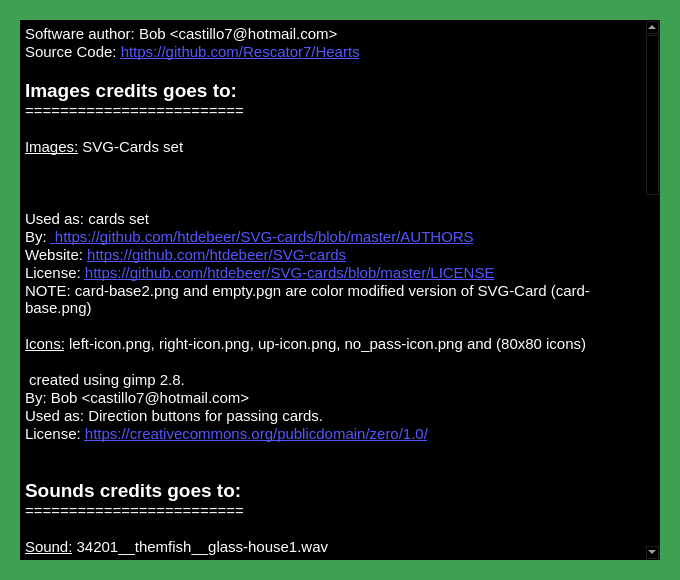
The window that credits.ui (Rescator7/Hearts) describes before a commit, drawn with Qt 5.
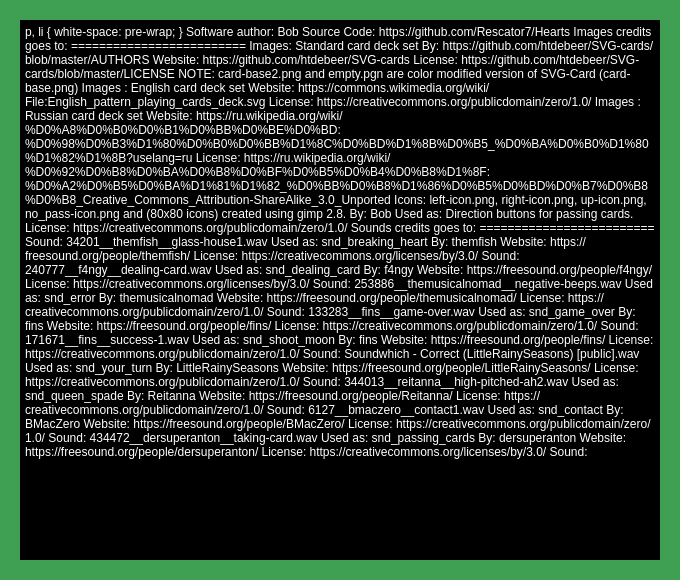
The same window after the commit. Icons and pictures are not drawn.

What changed in the file:
```diff
--- a/credits.ui
+++ b/credits.ui
@@ -926,16 +926,24 @@
 &lt;p style=&quot; margin-top:0px; margin-bottom:0px; margin-left:0px; margin-right:0px; -qt-block-indent:0; text-indent:0px;&quot;&gt;&lt;span style=&quot; font-size:14pt; font-weight:600;&quot;&gt;Images credits goes to:&lt;/span&gt;&lt;/p&gt;
 &lt;p style=&quot; margin-top:0px; margin-bottom:0px; margin-left:0px; margin-right:0px; -qt-block-indent:0; text-indent:0px;&quot;&gt;=========================&lt;/p&gt;
 &lt;p style=&quot;-qt-paragraph-type:empty; margin-top:0px; margin-bottom:0px; margin-left:0px; margin-right:0px; -qt-block-indent:0; text-indent:0px;&quot;&gt;&lt;br /&gt;&lt;/p&gt;
-&lt;p style=&quot; margin-top:0px; margin-bottom:0px; margin-left:0px; margin-right:0px; -qt-block-indent:0; text-indent:0px;&quot;&gt;&lt;span style=&quot; text-decoration: underline;&quot;&gt;Images:&lt;/span&gt; SVG-Cards set&lt;/p&gt;
+&lt;p style=&quot; margin-top:0px; margin-bottom:0px; margin-left:0px; margin-right:0px; -qt-block-indent:0; text-indent:0px;&quot;&gt;&lt;span style=&quot; text-decoration: underline;&quot;&gt;Images:&lt;/span&gt; Standard card deck set&lt;/p&gt;
 &lt;p style=&quot;-qt-paragraph-type:empty; margin-top:0px; margin-bottom:0px; margin-left:0px; margin-right:0px; -qt-block-indent:0; text-indent:0px;&quot;&gt;&lt;br /&gt;&lt;/p&gt;
-&lt;p style=&quot; margin-top:0px; margin-bottom:0px; margin-left:0px; margin-right:0px; -qt-block-indent:0; text-indent:0px;&quot;&gt;&lt;img src=&quot;:/SVG-cards/heart_1(80x115).png&quot; /&gt;&lt;/p&gt;
+&lt;p style=&quot; margin-top:0px; margin-bottom:0px; margin-left:0px; margin-right:0px; -qt-block-indent:0; text-indent:0px;&quot;&gt;&lt;img src=&quot;:/SVG-cards/Default/heart_1(80x115).png&quot; /&gt;&lt;/p&gt;
 &lt;p style=&quot;-qt-paragraph-type:empty; margin-top:0px; margin-bottom:0px; margin-left:0px; margin-right:0px; -qt-block-indent:0; text-indent:0px;&quot;&gt;&lt;br /&gt;&lt;/p&gt;
-&lt;p style=&quot; margin-top:0px; margin-bottom:0px; margin-left:0px; margin-right:0px; -qt-block-indent:0; text-indent:0px;&quot;&gt;Used as: cards set&lt;/p&gt;
 &lt;p style=&quot; margin-top:0px; margin-bottom:0px; margin-left:0px; margin-right:0px; -qt-block-indent:0; text-indent:0px;&quot;&gt;By: &lt;a href=&quot;https://github.com/htdebeer/SVG-cards/blob/master/AUTHORS&quot;&gt;&lt;span style=&quot; text-decoration: underline; color:#5555ff;&quot;&gt; https://github.com/htdebeer/SVG-cards/blob/master/AUTHORS&lt;/span&gt;&lt;/a&gt;&lt;/p&gt;
 &lt;p style=&quot; margin-top:0px; margin-bottom:0px; margin-left:0px; margin-right:0px; -qt-block-indent:0; text-indent:0px;&quot;&gt;Website: &lt;a href=&quot;https://github.com/htdebeer/SVG-cards&quot;&gt;&lt;span style=&quot; text-decoration: underline; color:#5555ff;&quot;&gt;https://github.com/htdebeer/SVG-cards&lt;/span&gt;&lt;/a&gt;&lt;/p&gt;
 &lt;p style=&quot; margin-top:0px; margin-bottom:0px; margin-left:0px; margin-right:0px; -qt-block-indent:0; text-indent:0px;&quot;&gt;License: &lt;a href=&quot;https://github.com/htdebeer/SVG-cards/blob/master/LICENSE&quot;&gt;&lt;span style=&quot; text-decoration: underline; color:#5555ff;&quot;&gt;https://github.com/htdebeer/SVG-cards/blob/master/LICENSE&lt;/span&gt;&lt;/a&gt;&lt;/p&gt;
 &lt;p style=&quot; margin-top:0px; margin-bottom:0px; margin-left:0px; margin-right:0px; -qt-block-indent:0; text-indent:0px;&quot;&gt;NOTE: card-base2.png and empty.pgn are color modified version of SVG-Card (card-base.png)&lt;/p&gt;
 &lt;p style=&quot;-qt-paragraph-type:empty; margin-top:0px; margin-bottom:0px; margin-left:0px; margin-right:0px; -qt-block-indent:0; text-indent:0px;&quot;&gt;&lt;br /&gt;&lt;/p&gt;
+&lt;p style=&quot; margin-top:0px; margin-bottom:0px; margin-left:0px; margin-right:0px; -qt-block-indent:0; text-indent:0px;&quot;&gt;&lt;span style=&quot; text-decoration: underline;&quot;&gt;Images&lt;/span&gt;: English card deck set&lt;/p&gt;
+&lt;p style=&quot; margin-top:0px; margin-bottom:0px; margin-left:0px; margin-right:0px; -qt-block-indent:0; text-indent:0px;&quot;&gt;Website: &lt;a href=&quot;https://commons.wikimedia.org/wiki/File:English_pattern_playing_cards_deck.svg&quot;&gt;&lt;span style=&quot; text-decoration: underline; color:#5555ff;&quot;&gt;https://commons.wikimedia.org/wiki/File:English_pattern_playing_cards_deck.svg&lt;/span&gt;&lt;/a&gt;&lt;/p&gt;
+&lt;p style=&quot; margin-top:0px; margin-bottom:0px; margin-left:0px; margin-right:0px; -qt-block-indent:0; text-indent:0px;&quot;&gt;License: &lt;a href=&quot;https://creativecommons.org/publicdomain/zero/1.0/&quot;&gt;&lt;span style=&quot; text-decoration: underline; color:#5555ff;&quot;&gt;https://creativecommons.org/publicdomain/zero/1.0/&lt;/span&gt;&lt;/a&gt;&lt;/p&gt;
+&lt;p style=&quot;-qt-paragraph-type:empty; margin-top:0px; margin-bottom:0px; margin-left:0px; margin-right:0px; -qt-block-indent:0; text-indent:0px; text-decoration: underline; color:#5555ff;&quot;&gt;&lt;br /&gt;&lt;/p&gt;
+&lt;p style=&quot; margin-top:0px; margin-bottom:0px; margin-left:0px; margin-right:0px; -qt-block-indent:0; text-indent:0px;&quot;&gt;&lt;span style=&quot; text-decoration: underline;&quot;&gt;Images&lt;/span&gt;: Russian card deck set&lt;/p&gt;
+&lt;p style=&quot; margin-top:0px; margin-bottom:0px; margin-left:0px; margin-right:0px; -qt-block-indent:0; text-indent:0px;&quot;&gt;Website: &lt;a href=&quot;https://ru.wikipedia.org/wiki/%D0%A8%D0%B0%D0%B1%D0%BB%D0%BE%D0%BD:%D0%98%D0%B3%D1%80%D0%B0%D0%BB%D1%8C%D0%BD%D1%8B%D0%B5_%D0%BA%D0%B0%D1%80%D1%82%D1%8B?uselang=ru&quot;&gt;&lt;span style=&quot; text-decoration: underline; color:#5555ff;&quot;&gt;https://ru.wikipedia.org/wiki/%D0%A8%D0%B0%D0%B1%D0%BB%D0%BE%D0%BD:%D0%98%D0%B3%D1%80%D0%B0%D0%BB%D1%8C%D0%BD%D1%8B%D0%B5_%D0%BA%D0%B0%D1%80%D1%82%D1%8B?uselang=ru&lt;/span&gt;&lt;/a&gt;&lt;/p&gt;
+&lt;p style=&quot; margin-top:0px; margin-bottom:0px; margin-left:0px; margin-right:0px; -qt-block-indent:0; text-indent:0px;&quot;&gt;License: &lt;a href=&quot;https://ru.wikipedia.org/wiki/%D0%92%D0%B8%D0%BA%D0%B8%D0%BF%D0%B5%D0%B4%D0%B8%D1%8F:%D0%A2%D0%B5%D0%BA%D1%81%D1%82_%D0%BB%D0%B8%D1%86%D0%B5%D0%BD%D0%B7%D0%B8%D0%B8_Creative_Commons_Attribution-ShareAlike_3.0_Unported&quot;&gt;&lt;span style=&quot; text-decoration: underline; color:#5555ff;&quot;&gt;https://ru.wikipedia.org/wiki/%D0%92%D0%B8%D0%BA%D0%B8%D0%BF%D0%B5%D0%B4%D0%B8%D1%8F:%D0%A2%D0%B5%D0%BA%D1%81%D1%82_%D0%BB%D0%B8%D1%86%D0%B5%D0%BD%D0%B7%D0%B8%D0%B8_Creative_Commons_Attribution-ShareAlike_3.0_Unported&lt;/span&gt;&lt;/a&gt;&lt;/p&gt;
+&lt;p style=&quot;-qt-paragraph-type:empty; margin-top:0px; margin-bottom:0px; margin-left:0px; margin-right:0px; -qt-block-indent:0; text-indent:0px; text-decoration: underline; color:#5555ff;&quot;&gt;&lt;br /&gt;&lt;/p&gt;
+&lt;p style=&quot;-qt-paragraph-type:empty; margin-top:0px; margin-bottom:0px; margin-left:0px; margin-right:0px; -qt-block-indent:0; text-indent:0px; text-decoration: underline; color:#5555ff;&quot;&gt;&lt;br /&gt;&lt;/p&gt;
 &lt;p style=&quot; margin-top:0px; margin-bottom:0px; margin-left:0px; margin-right:0px; -qt-block-indent:0; text-indent:0px;&quot;&gt;&lt;span style=&quot; text-decoration: underline;&quot;&gt;Icons:&lt;/span&gt; left-icon.png, right-icon.png, up-icon.png, no_pass-icon.png and (80x80 icons)&lt;/p&gt;
 &lt;p style=&quot;-qt-paragraph-type:empty; margin-top:0px; margin-bottom:0px; margin-left:0px; margin-right:0px; -qt-block-indent:0; text-indent:0px;&quot;&gt;&lt;br /&gt;&lt;/p&gt;
 &lt;p style=&quot; margin-top:0px; margin-bottom:0px; margin-left:0px; margin-right:0px; -qt-block-indent:0; text-indent:0px;&quot;&gt;&lt;img src=&quot;:/icons/left-icon(80x80).png&quot; /&gt;&lt;img src=&quot;:/icons/right-icon(80x80).png&quot; /&gt;&lt;img src=&quot;:/icons/up-icon(80x80).png&quot; /&gt;&lt;img src=&quot;:/icons/no_pass-icon(80x80).png&quot; /&gt; created using gimp 2.8.&lt;/p&gt;
```
